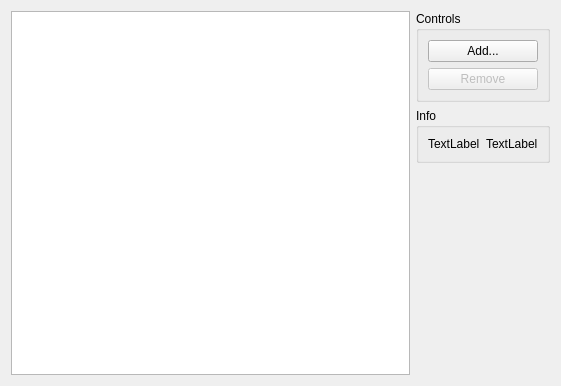
0xd34df00d/leechcraft, file src/plugins/seekthru/searcherslist.ui: the form before one commit.
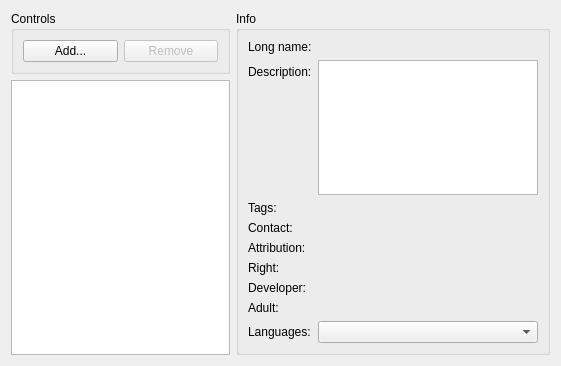
The form after the commit.

Commit message: + SeekThru: Load/save and correct model for searchers.

```diff
--- a/src/plugins/seekthru/searcherslist.ui
+++ b/src/plugins/seekthru/searcherslist.ui
@@ -6,24 +6,23 @@
     <x>0</x>
     <y>0</y>
     <width>561</width>
-    <height>386</height>
+    <height>366</height>
    </rect>
   </property>
   <property name="windowTitle" >
    <string>Form</string>
   </property>
-  <layout class="QHBoxLayout" name="horizontalLayout" >
-   <item>
-    <widget class="QTreeView" name="SearchersView_" />
-   </item>
-   <item>
     <layout class="QVBoxLayout" name="verticalLayout_2" >
      <item>
+    <layout class="QHBoxLayout" name="horizontalLayout" >
+     <item>
+      <layout class="QVBoxLayout" name="verticalLayout" >
+       <item>
       <widget class="QGroupBox" name="groupBox" >
        <property name="title" >
         <string>Controls</string>
        </property>
-       <layout class="QVBoxLayout" name="verticalLayout" >
+         <layout class="QHBoxLayout" name="horizontalLayout_2" >
         <item>
          <widget class="QPushButton" name="ButtonAdd_" >
           <property name="text" >
@@ -47,27 +46,141 @@
       </widget>
      </item>
      <item>
+        <widget class="QTreeView" name="SearchersView_" />
+       </item>
+      </layout>
+     </item>
+     <item>
       <widget class="QGroupBox" name="groupBox_2" >
        <property name="title" >
         <string>Info</string>
        </property>
        <layout class="QFormLayout" name="formLayout" >
+        <property name="fieldGrowthPolicy" >
+         <enum>QFormLayout::AllNonFixedFieldsGrow</enum>
+        </property>
         <item row="0" column="0" >
          <widget class="QLabel" name="label" >
           <property name="text" >
-           <string>TextLabel</string>
+           <string>Long name:</string>
           </property>
          </widget>
         </item>
         <item row="0" column="1" >
          <widget class="QLabel" name="label_2" >
           <property name="text" >
-           <string>TextLabel</string>
+           <string/>
           </property>
          </widget>
         </item>
+        <item row="1" column="0" >
+         <widget class="QLabel" name="DescriptionLabel_" >
+          <property name="text" >
+           <string>Description:</string>
+          </property>
+         </widget>
+        </item>
+        <item row="1" column="1" >
+         <widget class="QTextEdit" name="Description_" />
+        </item>
+        <item row="2" column="0" >
+         <widget class="QLabel" name="TagsLabel_" >
+          <property name="text" >
+           <string>Tags:</string>
+          </property>
+         </widget>
+        </item>
+        <item row="2" column="1" >
+         <widget class="QLabel" name="Tags_" >
+          <property name="text" >
+           <string/>
+          </property>
+         </widget>
+        </item>
+        <item row="3" column="0" >
+         <widget class="QLabel" name="ContactLabel_" >
+          <property name="text" >
+           <string>Contact:</string>
+          </property>
+         </widget>
+        </item>
+        <item row="3" column="1" >
+         <widget class="QLabel" name="Contact_" >
+          <property name="text" >
+           <string/>
+          </property>
+         </widget>
+        </item>
+        <item row="4" column="0" >
+         <widget class="QLabel" name="AttributionLabel_" >
+          <property name="text" >
+           <string>Attribution:</string>
+          </property>
+         </widget>
+        </item>
+        <item row="4" column="1" >
+         <widget class="QLabel" name="Attribution_" >
+          <property name="text" >
+           <string/>
+          </property>
+         </widget>
+        </item>
+        <item row="5" column="0" >
+         <widget class="QLabel" name="RightLabel_" >
+          <property name="text" >
+           <string>Right:</string>
+          </property>
+         </widget>
+        </item>
+        <item row="5" column="1" >
+         <widget class="QLabel" name="Right_" >
+          <property name="text" >
+           <string/>
+          </property>
+         </widget>
+        </item>
+        <item row="6" column="0" >
+         <widget class="QLabel" name="DeveloperLabel_" >
+          <property name="text" >
+           <string>Developer:</string>
+          </property>
+         </widget>
+        </item>
+        <item row="6" column="1" >
+         <widget class="QLabel" name="Developer_" >
+          <property name="text" >
+           <string/>
+          </property>
+         </widget>
+        </item>
+        <item row="7" column="0" >
+         <widget class="QLabel" name="AdultLabel_" >
+          <property name="text" >
+           <string>Adult:</string>
+          </property>
+         </widget>
+        </item>
+        <item row="7" column="1" >
+         <widget class="QLabel" name="Adult_" >
+          <property name="text" >
+           <string/>
+          </property>
+         </widget>
+        </item>
+        <item row="8" column="0" >
+         <widget class="QLabel" name="LanguagesLabel_" >
+          <property name="text" >
+           <string>Languages:</string>
+          </property>
+         </widget>
+        </item>
+        <item row="8" column="1" >
+         <widget class="QComboBox" name="Languages_" />
+        </item>
        </layout>
       </widget>
+     </item>
+    </layout>
      </item>
      <item>
       <spacer name="verticalSpacer" >
@@ -76,13 +189,11 @@
        </property>
        <property name="sizeHint" stdset="0" >
         <size>
-         <width>20</width>
-         <height>40</height>
+       <width>17</width>
+       <height>2</height>
         </size>
        </property>
       </spacer>
-     </item>
-    </layout>
    </item>
   </layout>
  </widget>
```
Left out of the diff: 4 changed lines with no effect on the pictures. Lines whose indentation alone changed are shown as unchanged. The commit also changes 5 other files.
